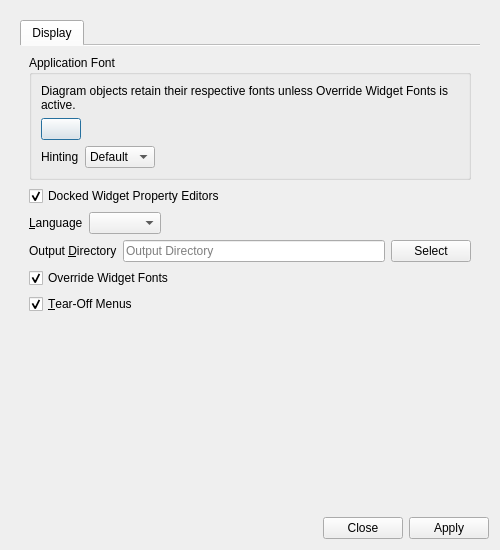
Above: UI/glitch-preferences.ui from textbrowser/glitch before the change. Below: the same form after it.
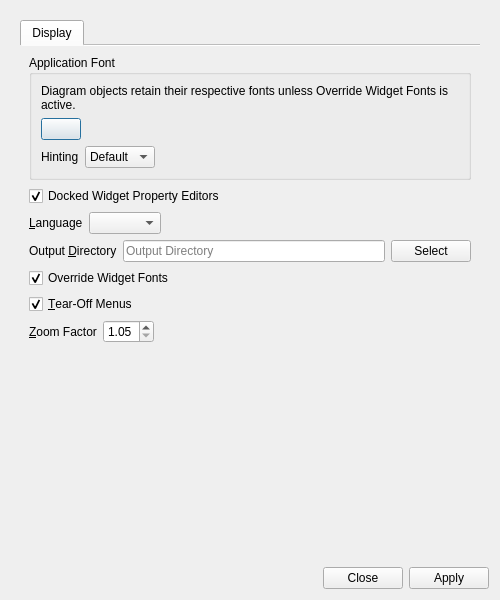
That is the form after the change. Icons and pictures are not drawn.

Patch:
```diff
--- a/UI/glitch-preferences.ui
+++ b/UI/glitch-preferences.ui
@@ -7,7 +7,7 @@
     <x>0</x>
     <y>0</y>
     <width>500</width>
-    <height>550</height>
+    <height>600</height>
    </rect>
   </property>
   <property name="windowTitle">
@@ -32,7 +32,7 @@
         <x>0</x>
         <y>0</y>
         <width>488</width>
-        <height>494</height>
+        <height>544</height>
        </rect>
       </property>
       <layout class="QVBoxLayout" name="verticalLayout_2">
@@ -241,6 +241,46 @@
              </property>
             </widget>
            </item>
+           <item>
+            <layout class="QHBoxLayout" name="horizontalLayout_4">
+             <item>
+              <widget class="QLabel" name="label_4">
+               <property name="text">
+                <string>&amp;Zoom Factor</string>
+               </property>
+               <property name="buddy">
+                <cstring>zoom_factor</cstring>
+               </property>
+              </widget>
+             </item>
+             <item>
+              <widget class="QDoubleSpinBox" name="zoom_factor">
+               <property name="minimum">
+                <double>1.050000000000000</double>
+               </property>
+               <property name="maximum">
+                <double>1.750000000000000</double>
+               </property>
+               <property name="singleStep">
+                <double>0.050000000000000</double>
+               </property>
+              </widget>
+             </item>
+             <item>
+              <spacer name="horizontalSpacer_3">
+               <property name="orientation">
+                <enum>Qt::Horizontal</enum>
+               </property>
+               <property name="sizeHint" stdset="0">
+                <size>
+                 <width>40</width>
+                 <height>20</height>
+                </size>
+               </property>
+              </spacer>
+             </item>
+            </layout>
+           </item>
            <item>
             <spacer name="verticalSpacer">
              <property name="orientation">
```
